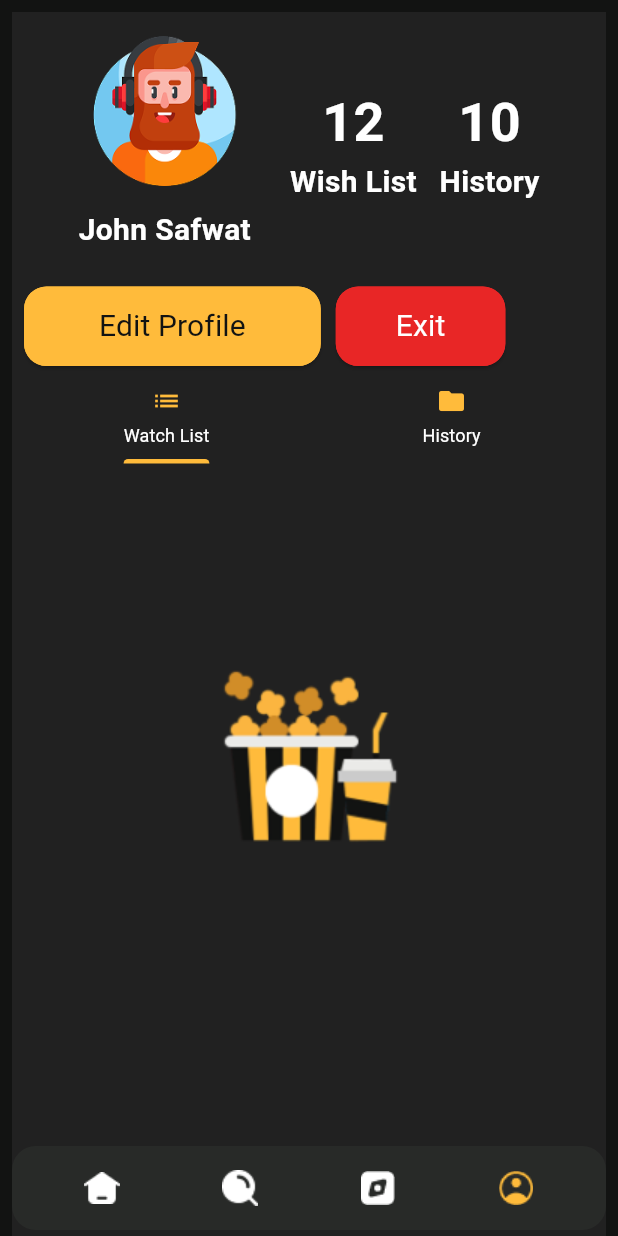
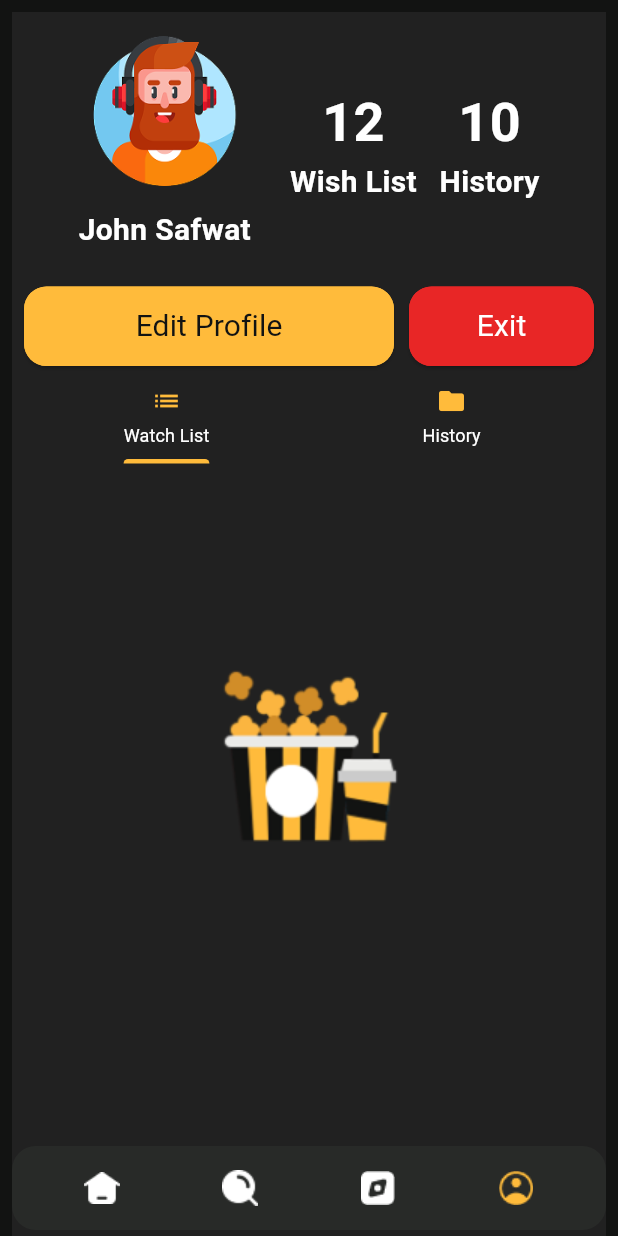
Before and after one commit to 7odsa/movies_flutter, a Flutter app: the screen it shows after launch, item 4 of the bottom bar chosen, on a phone screen of 412 x 824 dp. Run offline on Flutter 3.47's test engine with Material 3 defaults, Android fonts, the phone set to English and light mode, and no system bars; our stand-ins replace bloc, equatable, flutter_bloc, get_it, shared_preferences.

Commit message:
Fixing bug in profile_tap

```diff
--- a/lib/feat/profile/presentation/screens/profile_tap.dart
+++ b/lib/feat/profile/presentation/screens/profile_tap.dart
@@ -80,9 +80,17 @@ class _ProfileTapState extends State<ProfileTap>
               Row(
                 mainAxisSize: MainAxisSize.max,
                 children: [
-                  Flexible(flex: 2, child: buildElevatedButtonEditProfile()),
+                  Flexible(
+                    flex: 2,
+                    fit: FlexFit.tight,
+                    child: buildElevatedButtonEditProfile(),
+                  ),
                   SizedBox(width: 10),
-                  Flexible(flex: 1, child: buildBuildElevatedButtonExit()),
+                  Flexible(
+                    flex: 1,
+                    fit: FlexFit.tight,
+                    child: buildBuildElevatedButtonExit(),
+                  ),
                 ],
               ),
               buildTabBar(),
@@ -155,10 +163,7 @@ class _ProfileTapState extends State<ProfileTap>
     );
   }
 
-  Widget buildElevatedButtonEditProfile() => Flexible(
-    flex: 2,
-    fit: FlexFit.tight,
-    child: CustomElevatedButton(
+  Widget buildElevatedButtonEditProfile() => CustomElevatedButton(
     horizontal: 26,
     vertical: 12,
     onClick: () async {
@@ -171,13 +176,9 @@ class _ProfileTapState extends State<ProfileTap>
       color: ColorsApp.black,
     ),
     backgroundColor: ColorsApp.yellow,
-    ),
   );
 
-  Widget buildBuildElevatedButtonExit() => Flexible(
-    flex: 1,
-    fit: FlexFit.tight,
-    child: CustomElevatedButton(
+  Widget buildBuildElevatedButtonExit() => CustomElevatedButton(
     horizontal: 16,
     vertical: 12,
     onClick: () {},
@@ -188,6 +189,5 @@ class _ProfileTapState extends State<ProfileTap>
       color: ColorsApp.white,
     ),
     backgroundColor: ColorsApp.red2,
-    ),
   );
 }
--- a/lib/main.dart
+++ b/lib/main.dart
@@ -9,8 +9,6 @@ import 'package:movies_flutter/feat/search/presentation/screens/search_screen.da
 import 'package:flutter_bloc/flutter_bloc.dart';
 
 import 'package:provider/provider.dart';
-import 'package:movies_flutter/feat/browse/presentation/screens/browse_screen.dart';
-import 'package:movies_flutter/feat/profile/presentation/screens/profile_tap.dart';
 import 'package:movies_flutter/feat/profile/presentation/providers/profile_provider.dart';
 
 import 'package:movies_flutter/generated/l10n.dart';
```
Lines whose indentation alone changed are shown as unchanged.
